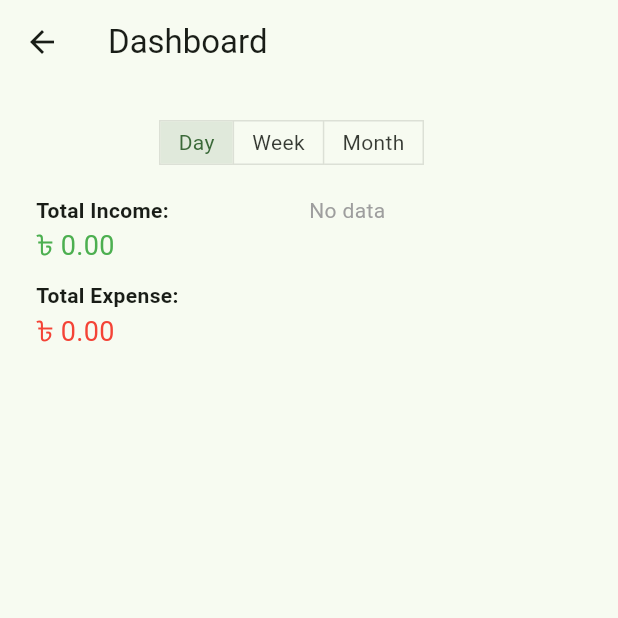
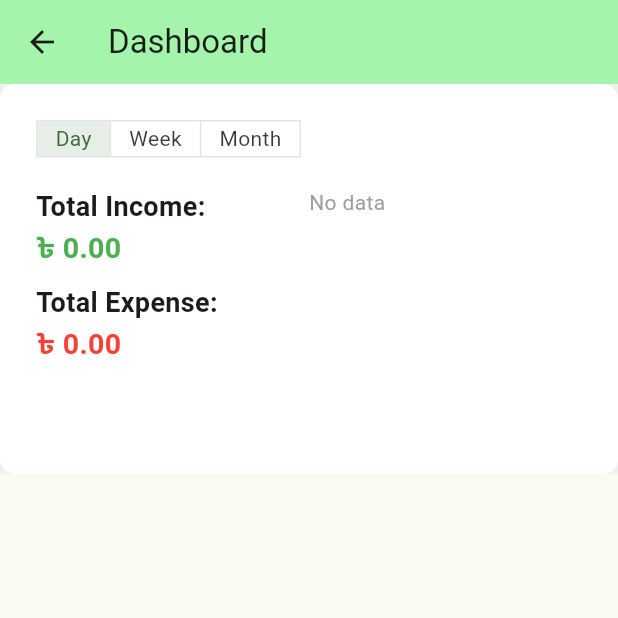
Before and after one commit to Saqlain-mushtaq-alamin/Finura, a Flutter app: the DashboardPage screen opened directly with empty values, on a phone screen of 412 x 824 dp, the top half of it. Run offline on Flutter 3.47's test engine with Material 3 defaults, Android fonts, the phone set to English and light mode, and no system bars; our stand-ins replace connectivity_plus, fl_chart, image_picker, package_info_plus, sqflite, table_calendar; accounts and stored records are empty.

Commit message:
edit the dashboarb page

```diff
--- a/finura_frontend/lib/views/DashboardPage/dashboard.dart
+++ b/finura_frontend/lib/views/DashboardPage/dashboard.dart
@@ -89,15 +89,35 @@ class _DashboardPageState extends State<DashboardPage> {
   @override
   Widget build(BuildContext context) {
     return Scaffold(
-      appBar: AppBar(title: const Text('Dashboard')),
-      body: Padding(
+      appBar: AppBar(
+        title: const Text('Dashboard'),
+        backgroundColor: const Color.fromARGB(255, 164, 245, 171),
+      ),
+      body: Container(
+        color: const Color.fromARGB(255, 240, 240, 240),
+
+        child: Container(
+          decoration: BoxDecoration(
+            color: Colors.white,
+            borderRadius: BorderRadius.circular(10),
+          ),
+          child: SizedBox(
+            width: double.infinity,
+            height: 260,
+
+            child: Padding(
               padding: const EdgeInsets.all(8.0),
+
               child: Column(
                 children: [
                   const SizedBox(height: 16),
-            SizedBox(
-              height: 30,
+                  Container(
+                    alignment: Alignment.centerLeft,
+                    margin: const EdgeInsets.only(left: 16),
+                    child: SizedBox(
+                      height: 25,
                       width: 200,
+
                       child: ToggleButtons(
                         isSelected: [
                           selectedRange == 'day',
@@ -126,6 +146,7 @@ class _DashboardPageState extends State<DashboardPage> {
                         ],
                       ),
                     ),
+                  ),
                   const SizedBox(height: 20),
                   Padding(
                     padding: const EdgeInsets.symmetric(horizontal: 16),
@@ -139,32 +160,43 @@ class _DashboardPageState extends State<DashboardPage> {
                             children: [
                               const Text(
                                 "Total Income:",
-                          style: TextStyle(fontWeight: FontWeight.bold),
+                                style: TextStyle(
+                                  fontWeight: FontWeight.bold,
+                                  fontSize: 18,
+                                ),
                               ),
                               Text(
                                 "৳ ${totalIncome.toStringAsFixed(2)}",
                                 style: const TextStyle(
                                   color: Colors.green,
-                            fontSize: 18,
+                                  fontWeight: FontWeight.bold,
+                                  fontSize: 19,
                                 ),
                               ),
                               const SizedBox(height: 10),
                               const Text(
                                 "Total Expense:",
-                          style: TextStyle(fontWeight: FontWeight.bold),
+                                style: TextStyle(
+                                  fontWeight: FontWeight.bold,
+                                  fontSize: 18,
+                                ),
                               ),
                               Text(
                                 "৳ ${totalExpense.toStringAsFixed(2)}",
                                 style: const TextStyle(
+                                  fontWeight: FontWeight.bold,
                                   color: Colors.red,
-                            fontSize: 18,
+                                  fontSize: 19,
                                 ),
                               ),
                             ],
                           ),
                         ),
+
                         // Pie Chart
                         Expanded(
+                          flex: 1,
+
                           child: SizedBox(height: 150, child: _buildPieChart()),
                         ),
                       ],
@@ -173,6 +205,12 @@ class _DashboardPageState extends State<DashboardPage> {
                 ],
               ),
             ),
+          ),
+        ),
+
+
+
+      ),
     );
   }
 }
--- a/finura_frontend/lib/views/homePage.dart
+++ b/finura_frontend/lib/views/homePage.dart
@@ -1,8 +1,7 @@
 import 'dart:io';
 
 import 'package:finura_frontend/services/local_database/local_database_helper.dart';
-import 'package:finura_frontend/views/DashboardPage/dashboard.dart'
-    hide FinuraLocalDbHelper;
+import 'package:finura_frontend/views/DashboardPage/dashboard.dart';
 import 'package:finura_frontend/views/calendarPage/calendar.dart';
 import 'package:finura_frontend/views/finuraChatPage.dart';
 import 'package:finura_frontend/views/helpPage/help.dart';
```
Lines whose indentation alone changed are shown as unchanged.
